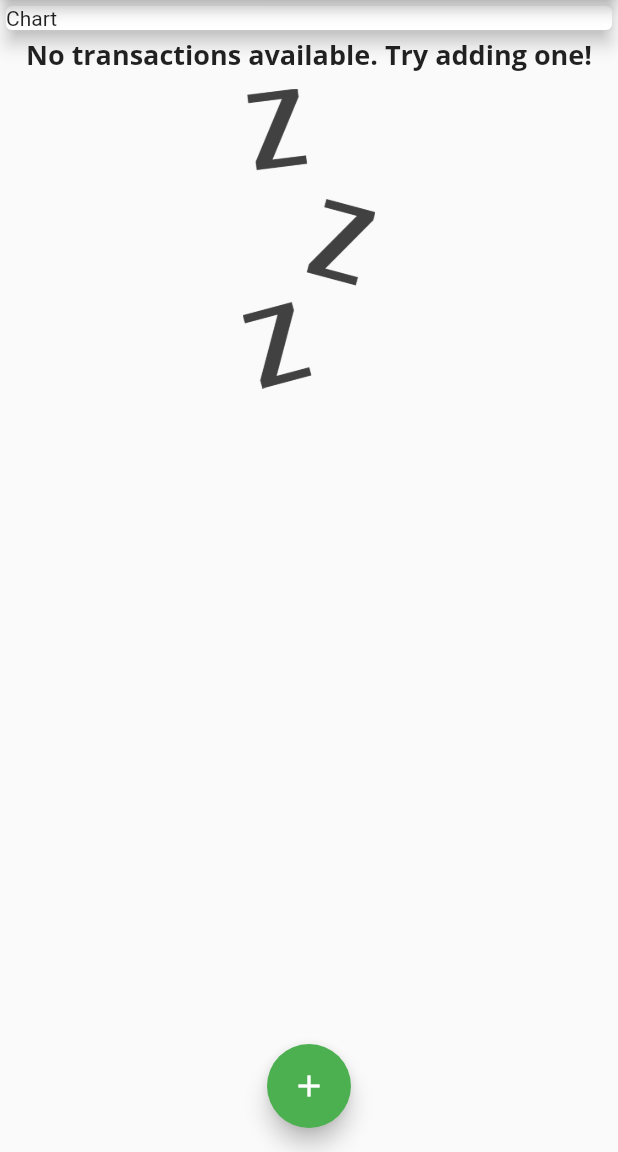
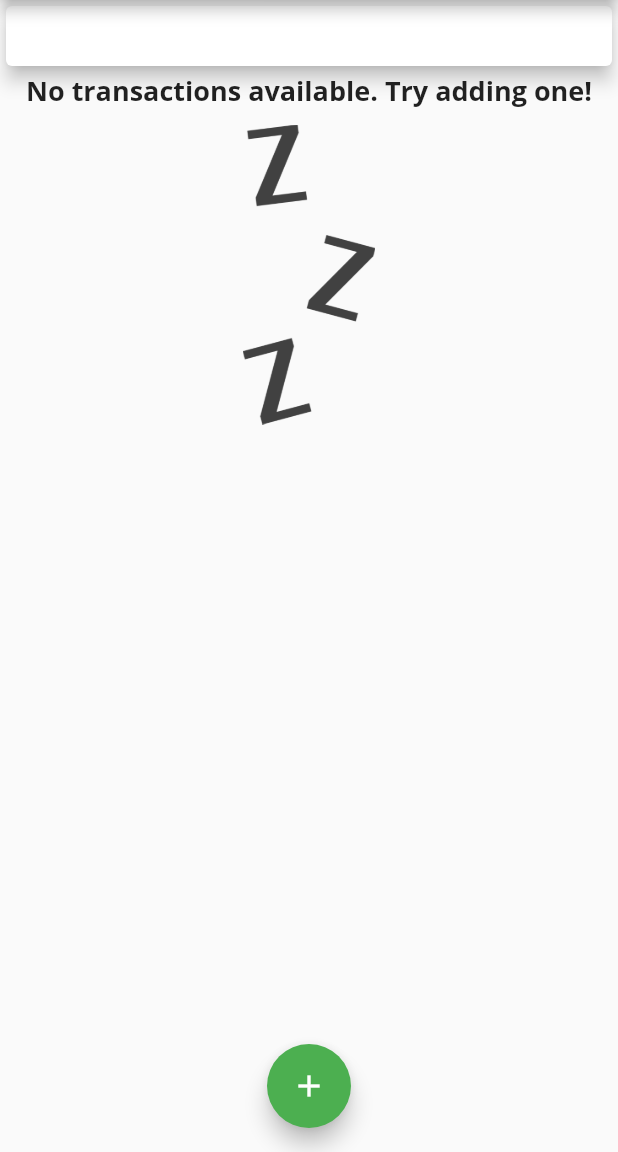
Before and after one commit to tferrerm/flutter-tutorial, a Flutter app: the screen it shows after launch, on a phone screen of 412 x 824 dp, the part 84-1236 px from its top. Run offline on Flutter 3.47's test engine with Material 2 defaults, Android fonts, the phone set to English and light mode, and no system bars; Roboto replaces fonts that are missing (Open Sans).

Commit message:
Start with chart implementation

```diff
--- a/expense_tracker/lib/main.dart
+++ b/expense_tracker/lib/main.dart
@@ -1,3 +1,4 @@
+import 'package:expense_tracker/widgets/chart.dart';
 import 'package:expense_tracker/widgets/new_transaction.dart';
 import 'package:flutter/material.dart';
 
@@ -100,7 +101,7 @@ class _MyHomePageState extends State<MyHomePage> {
           Card(
             child: Container(
               width: double.infinity,
-              child: Text('Chart'),
+              child: Chart(_userTransactions),
             ),
             elevation: 5,
           ),
--- /dev/null
+++ b/expense_tracker/lib/widgets/chart.dart
@@ -0,0 +1,41 @@
+import 'package:flutter/material.dart';
+import 'package:intl/intl.dart';
+
+import 'package:expense_tracker/models/transaction.dart';
+
+class Chart extends StatelessWidget {
+  // const Chart({ Key? key }) : super(key: key);
+  final List<Transaction> recentTransactions;
+
+  Chart(this.recentTransactions);
+
+  List<Map<String, Object>> get groupedTransactionValues {
+    final currentDay = DateTime.now();
+
+    return List.generate(7, // Weekdays
+        (index) {
+      final weekDay = currentDay.subtract(Duration(days: index));
+      double totalSum = 0;
+
+      for (var i = 0; i < recentTransactions.length; i++) {
+        final txDate = recentTransactions[i].date;
+        if (txDate.day == weekDay.day &&
+            txDate.month == weekDay.month &&
+            txDate.year == weekDay.year) {
+          totalSum += recentTransactions[i].amount;
+        }
+      }
+      return {'day': DateFormat.E(weekDay), 'amount': totalSum};
+    });
+  }
+
+  @override
+  Widget build(BuildContext context) {
+    return Card(
+        elevation: 6,
+        margin: EdgeInsets.all(20),
+        child: Row(
+          children: <Widget>[],
+        ));
+  }
+}
```
